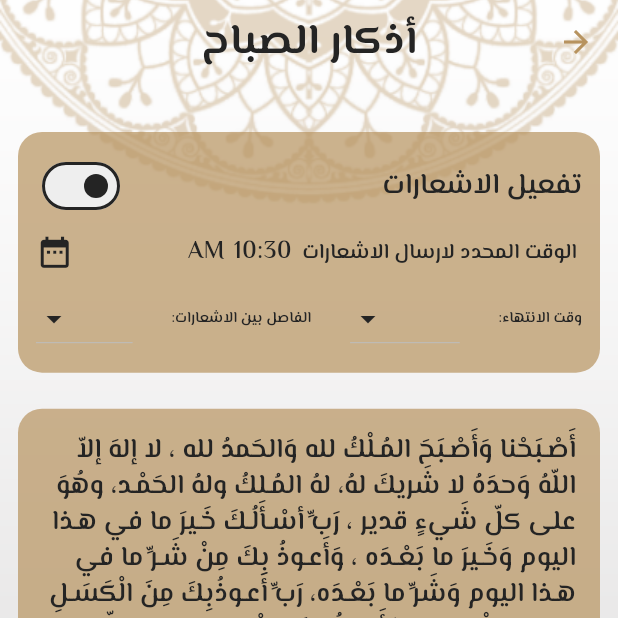
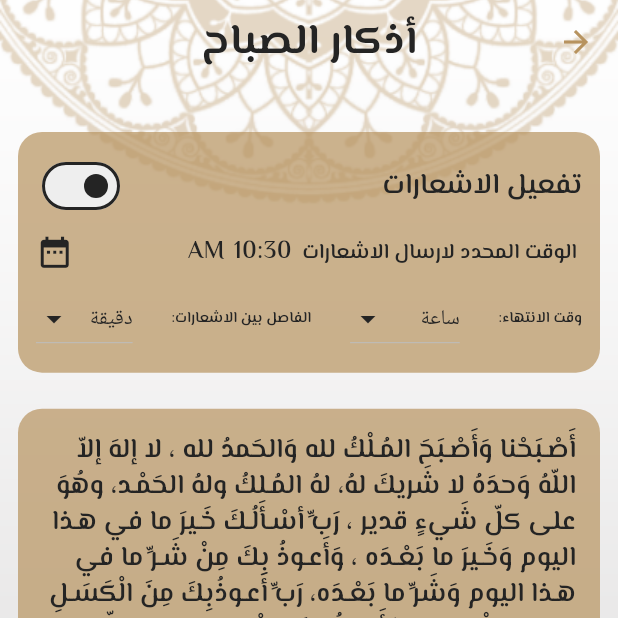
Before and after one commit to esraa-elgrwany/islami_flutter_app, a Flutter app: the Morning screen opened directly, on a phone screen of 412 x 824 dp, the top half of it. Run offline on Flutter 3.47's test engine with Material 3 defaults, Android fonts, the phone set to English and light mode, and no system bars; our stand-ins replace adhan, assets_audio_player, audioplayers, flutter_local_notifications, flutter_screenutil, google_fonts and 3 more; accounts and stored records are empty; generated files the repository leaves out were written again; network calls fail.

Commit message:
final app

```diff
--- a/lib/Hive_Service.dart
+++ b/lib/Hive_Service.dart
@@ -1,16 +1,44 @@
 import 'package:hive/hive.dart';
 
 class HiveService {
-  static const String settingsBox = 'settings';
-
-
   static Future<void> saveSwitchState(String key, bool value) async {
-    var box = await Hive.openBox(settingsBox);
-    box.put(key, value);
+    var box = await Hive.openBox('settingsBox');
+    await box.put(key, value);
   }
 
   static Future<bool> getSwitchState(String key) async {
-    var box = await Hive.openBox(settingsBox);
+    var box = await Hive.openBox('settingsBox');
     return box.get(key, defaultValue: false);
   }
+
+  static Future<void> saveTime(String key, DateTime value) async {
+    var box = await Hive.openBox('settingsBox');
+    await box.put(key, value.toIso8601String());
+  }
+
+  static Future<DateTime?> getTime(String key) async {
+    var box = await Hive.openBox('settingsBox');
+    String? value = box.get(key);
+    return value != null ? DateTime.parse(value) : null;
+  }
+
+  static Future<void> saveEndTime(String key, String value) async {
+    var box = await Hive.openBox('settingsBox');
+    await box.put(key, value);
+  }
+
+  static Future<String?> getEndTime(String key) async {
+    var box = await Hive.openBox('settingsBox');
+    return box.get(key);
+  }
+
+  static Future<void> saveSeparateTime(String key, String value) async {
+    var box = await Hive.openBox('settingsBox');
+    await box.put(key, value);
+  }
+
+  static Future<String?> getSeparateTime(String key) async {
+    var box = await Hive.openBox('settingsBox');
+    return box.get(key);
+  }
 }
--- a/lib/morning.dart
+++ b/lib/morning.dart
@@ -19,7 +19,7 @@ class Morning extends StatefulWidget {
 }
 
 class _MorningState extends State<Morning> {
-  bool isSwitched=false;
+  bool isSwitched = false;
   DateTime selectedTime = DateTime.now();
   final List<String> messages = [
     "أَصْـبَحْنا وَأَصْـبَحَ المُـلْكُ لله وَالحَمدُ لله ، لا إلهَ إلاّ اللّهُ وَحدَهُ لا شَريكَ لهُ، لهُ المُـلكُ ولهُ الحَمْـد، وهُوَ على كلّ شَيءٍ قدير ، رَبِّ أسْـأَلُـكَ خَـيرَ ما في هـذا اليوم وَخَـيرَ ما بَعْـدَه ، وَأَعـوذُ بِكَ مِنْ شَـرِّ ما في هـذا اليوم وَشَرِّ ما بَعْـدَه، رَبِّ أَعـوذُبِكَ مِنَ الْكَسَـلِ وَسـوءِ الْكِـبَر ، رَبِّ أَعـوذُ بِكَ مِنْ عَـذابٍ في النّـارِ وَعَـذابٍ في القَـبْر.",
@@ -41,11 +41,14 @@ class _MorningState extends State<Morning> {
   @override
   void initState() {
     super.initState();
-    loadSwitchState();
+    loadMorningSettings();
   }
 
-  Future<void> loadSwitchState() async {
+  Future<void> loadMorningSettings() async {
     isSwitched = await HiveService.getSwitchState('morningSwitch');
+    selectedTime = await HiveService.getTime('morningSelectedTime') ?? DateTime.now();
+    endItemsValue = await HiveService.getEndTime('morningEndItemsValue') ?? 'ساعة';
+    separateItemsValue = await HiveService.getSeparateTime('morningSeparateItemsValue') ?? 'دقيقة';
     setState(() {});
   }
 
@@ -94,15 +97,14 @@ class _MorningState extends State<Morning> {
                                 activeTrackColor: Colors.grey[100],
                                 inactiveTrackColor:
                                     pro.isDark ? Colors.grey : Colors.grey[200],
-                                value:
-                                    isSwitched,
-                                onChanged: (value) async{
+                                value: isSwitched,
+                                onChanged: (value) async {
                                   setState(() {
-                                   isSwitched =
-                                        value;
+                                    isSwitched = value;
                                     if (isSwitched) {
                                       NotificationService.scheduleNotification(
-                                          messages, selectedTime,
+                                          messages,
+                                          selectedTime,
                                           NotificationService
                                               .intervalBetweenNotifications,
                                           NotificationService.endTime);
@@ -114,7 +116,8 @@ class _MorningState extends State<Morning> {
                                           .cancelAll();
                                     }
                                   });
-                                  await HiveService.saveSwitchState('morningSwitch', value);
+                                  await HiveService.saveSwitchState(
+                                      'morningSwitch', value);
                                 }),
                           ],
                         ),
@@ -122,39 +125,47 @@ class _MorningState extends State<Morning> {
                           children: [
                             Row(
                               children: [
-                                Text(
-                                    " الوقت المحدد لارسال الاشعارات  ",
+                                Text(" الوقت المحدد لارسال الاشعارات  ",
                                     style: Theme.of(context)
                                         .textTheme
                                         .bodySmall!
                                         .copyWith(
                                           fontSize: 14,
                                         )),
-                                Text("${selectedTime.minute}:", style: Theme.of(context)
+                                Text("${selectedTime.minute}:",
+                                    style: Theme.of(context)
                                         .textTheme
                                         .bodySmall!
                                         .copyWith(
                                           fontSize: 16,
                                         )),
-                                Text(selectedTime.hour==24?"0":
-                                    selectedTime.hour>12?"${selectedTime.hour-12}":
-                                "${selectedTime.hour}", style: Theme.of(context)
+                                Text(
+                                    selectedTime.hour == 00
+                                        ? "12"
+                                        : selectedTime.hour > 12
+                                            ? "${selectedTime.hour - 12}"
+                                            : "${selectedTime.hour}",
+                                    style: Theme.of(context)
                                         .textTheme
                                         .bodySmall!
                                         .copyWith(
                                           fontSize: 16,
-                                )
+                                        )),
+                                SizedBox(
+                                  width: 6.w,
                                 ),
-                                SizedBox(width: 6.w,),
-                                Text(selectedTime.hour==24?"AM":
-                                selectedTime.hour>12?"PM":
-                                "AM", style: Theme.of(context)
+                                Text(
+                                    selectedTime.hour == 00
+                                        ? "AM"
+                                        : selectedTime.hour >= 12
+                                            ? "PM"
+                                            : "AM",
+                                    style: Theme.of(context)
                                         .textTheme
                                         .bodySmall!
                                         .copyWith(
                                           fontSize: 16,
-                                )
-                                ),
+                                        )),
                               ],
                             ),
                             Spacer(),
@@ -188,23 +199,21 @@ class _MorningState extends State<Morning> {
                                   child: Text(item),
                                 );
                               }).toList(),
-                              onChanged: (String? newValue) {
+                              onChanged: (String? newValue) async {
                                 setState(() {
                                   endItemsValue = newValue;
                                   if (newValue == endItems[0]) {
                                     NotificationService.endTime =
-                                        selectedTime
-                                            .add(Duration(minutes: 30));
+                                        selectedTime.add(Duration(minutes: 30));
                                   } else if (newValue == endItems[1]) {
                                     NotificationService.endTime =
-                                        selectedTime
-                                            .add(Duration(hours: 1));
+                                        selectedTime.add(Duration(hours: 1));
                                   } else {
                                     NotificationService.endTime =
-                                        selectedTime
-                                            .add(Duration(hours: 2));
+                                        selectedTime.add(Duration(hours: 2));
                                   }
                                 });
+                                await HiveService.saveEndTime('morningEndItemsValue',endItemsValue!);
                               },
                               dropdownColor:
                                   Theme.of(context).colorScheme.surface,
@@ -237,7 +246,7 @@ class _MorningState extends State<Morning> {
                                     child: Text(item),
                                   );
                                 }).toList(),
-                                onChanged: (String? newValue) {
+                                onChanged: (String? newValue) async {
                                   setState(() {
                                     separateItemsValue = newValue;
                                     if (newValue == separateItems[0]) {
@@ -250,6 +259,8 @@ class _MorningState extends State<Morning> {
                                           Duration(minutes: 2);
                                     }
                                   });
+                                  await HiveService.saveSeparateTime('morningSeparateItemsValue',
+                                      separateItemsValue!);
                                 },
                                 dropdownColor:
                                     Theme.of(context).colorScheme.surface,
@@ -314,7 +325,6 @@ class _MorningState extends State<Morning> {
           data: Theme.of(context).copyWith(
             colorScheme: ColorScheme.light(
               primary: Theme.of(context).colorScheme.primary,
-              // Confirm button color
               onSurface: Colors.black,
               onBackground: Theme.of(context).colorScheme.primary,
             ),
@@ -324,15 +334,17 @@ class _MorningState extends State<Morning> {
       },
     );
 
-    if (timeOfDay != null && timeOfDay != selectedTime)
+    if (timeOfDay != null) {
       setState(() {
         selectedTime = DateTime(
-          selectedTime.year, // Keep the same year
-          selectedTime.month, // Keep the same month
-          selectedTime.day, // Keep the same day
-          timeOfDay.hour, // Set the new hour
-          timeOfDay.minute, // Set the new minute
+          selectedTime.year,
+          selectedTime.month,
+          selectedTime.day,
+          timeOfDay.hour,
+          timeOfDay.minute,
         );
       });
+      await HiveService.saveTime('morningSelectedTime',selectedTime);
     }
   }
+}
--- a/lib/notification/notification.dart
+++ b/lib/notification/notification.dart
@@ -6,9 +6,8 @@ import 'package:timezone/timezone.dart' as tz;
 class NotificationService {
   static final FlutterLocalNotificationsPlugin flutterLocalNotificationsPlugin =
       FlutterLocalNotificationsPlugin();
-  static Duration intervalBetweenNotifications = const Duration(seconds: 10);
-  static Duration intervalBetweenNightNotifications = const Duration(seconds: 10);
-  static DateTime selectedTimeNight = DateTime.now();
+  static Duration intervalBetweenNotifications = const Duration(minutes: 1);
+  static Duration intervalBetweenNightNotifications = const Duration(minutes: 1);
   static DateTime endTime = DateTime.now().add(Duration(minutes:30));
   static DateTime endTimeNight = DateTime.now().add(Duration(minutes:30));
 
--- a/lib/pray_times.dart
+++ b/lib/pray_times.dart
@@ -38,7 +38,7 @@ class _PrayTimesScreenState extends State<PrayTimesScreen> {
 
     final coordinates = Coordinates(30.0444, 31.2357);
     final params = CalculationMethod.karachi.getParameters();
-    params.madhab = Madhab.hanafi;
+    params.madhab = Madhab.shafi;
     final prayerTimes = PrayerTimes.today(coordinates, params);
     return Stack(
       children: [
--- a/pubspec.yaml
+++ b/pubspec.yaml
@@ -35,10 +35,10 @@ dependencies:
   # The following adds the Cupertino Icons font to your application.
   # Use with the CupertinoIcons class for iOS style icons.
   cupertino_icons: ^1.0.2
-  google_fonts: ^5.1.0
+  google_fonts: ^6.2.1
   flutter_animate: ^4.2.0+1
   flutter_screenutil: ^5.9.0
-  audioplayers: ^5.2.1
+  audioplayers: ^6.1.0
   flutter_localizations:
     sdk: flutter
   intl: 0.19.0
@@ -63,7 +63,7 @@ dev_dependencies:
   # activated in the `analysis_options.yaml` file located at the root of your
   # package. See that file for information about deactivating specific lint
   # rules and activating additional ones.
-  flutter_lints: ^2.0.0
+  flutter_lints: ^5.0.0
 
 # For information on the generic Dart part of this file, see the
 # following page: https://dart.dev/tools/pub/pubspec
```
Also changed, not shown: lib/night.dart (+33 -26 lines), pubspec.lock, 1 other file. Lines whose indentation alone changed are shown as unchanged.
